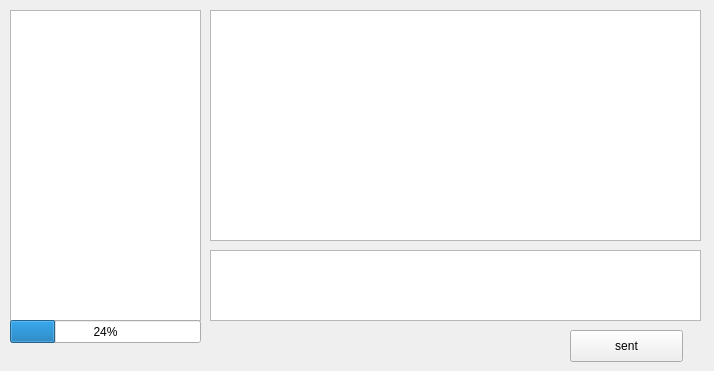
Old version of the form form.ui in the repository Vladislav-S/vk.
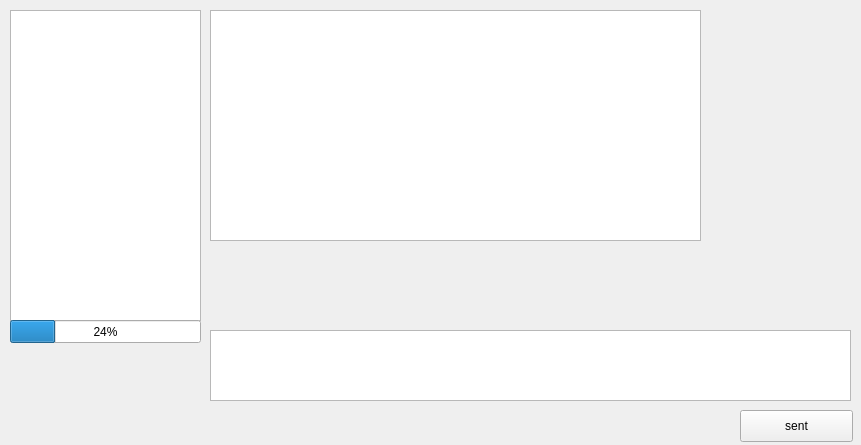
New version of the form. Custom widgets are drawn as their Qt base class.

Diff of the .ui file:
```diff
--- a/form.ui
+++ b/form.ui
@@ -6,8 +6,8 @@
    <rect>
     <x>0</x>
     <y>0</y>
-    <width>714</width>
-    <height>371</height>
+    <width>861</width>
+    <height>445</height>
    </rect>
   </property>
   <property name="windowTitle">
@@ -37,8 +37,8 @@
    <property name="geometry">
     <rect>
      <x>210</x>
-     <y>250</y>
-     <width>491</width>
+     <y>330</y>
+     <width>641</width>
      <height>71</height>
     </rect>
    </property>
@@ -46,8 +46,8 @@
   <widget class="QPushButton" name="b_sent">
    <property name="geometry">
     <rect>
-     <x>570</x>
-     <y>330</y>
+     <x>740</x>
+     <y>410</y>
      <width>113</width>
      <height>32</height>
     </rect>
@@ -69,6 +69,19 @@
     <number>24</number>
    </property>
   </widget>
+  <widget class="Chat" name="chat" native="true">
+   <property name="geometry">
+    <rect>
+     <x>210</x>
+     <y>10</y>
+     <width>641</width>
+     <height>311</height>
+    </rect>
+   </property>
+   <property name="cursor">
+    <cursorShape>ArrowCursor</cursorShape>
+   </property>
+  </widget>
  </widget>
  <customwidgets>
   <customwidget>
@@ -76,6 +89,12 @@
    <extends>QTextEdit</extends>
    <header>myqtextedit.h</header>
   </customwidget>
+  <customwidget>
+   <class>Chat</class>
+   <extends>QWidget</extends>
+   <header>chat.h</header>
+   <container>1</container>
+  </customwidget>
  </customwidgets>
  <resources/>
  <connections/>
```
Left out of the diff: 3 changed lines with no effect on the pictures.
